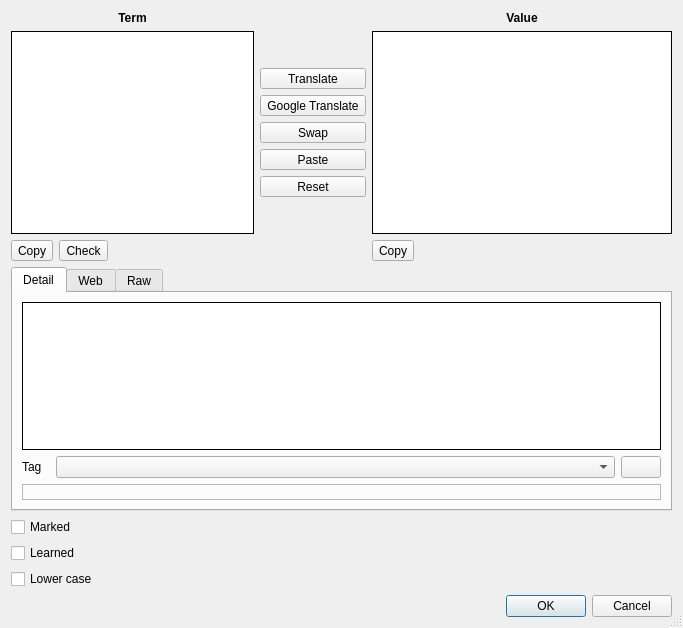
Qt form Projects/iTeacher/Ui/WordEditor.ui (skynowa/iTeacher) before a commit.
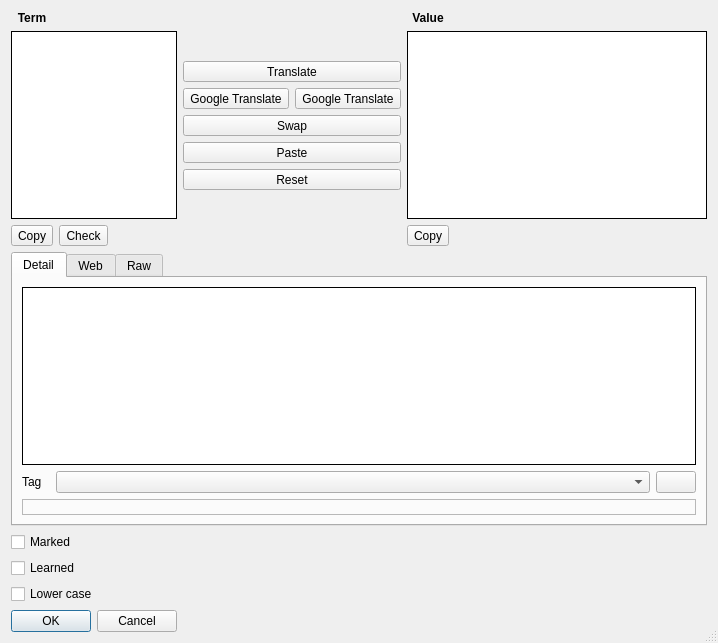
The same form after that commit. Icons and pictures are not drawn.

Commit message: new-translator: WordEditor.ui (+9) [464+/369-] - impl

```diff
--- a/Projects/iTeacher/Ui/WordEditor.ui
+++ b/Projects/iTeacher/Ui/WordEditor.ui
@@ -6,8 +6,8 @@
    <rect>
     <x>0</x>
     <y>0</y>
-    <width>683</width>
-    <height>628</height>
+    <width>689</width>
+    <height>643</height>
    </rect>
   </property>
   <property name="windowIcon">
@@ -17,23 +17,40 @@
   <property name="sizeGripEnabled">
    <bool>true</bool>
   </property>
-  <layout class="QGridLayout" name="gridLayout_3">
-   <item row="5" column="0" colspan="2">
-    <widget class="QDialogButtonBox" name="bbxButtons">
-     <property name="sizePolicy">
-      <sizepolicy hsizetype="Minimum" vsizetype="Fixed">
-       <horstretch>0</horstretch>
-       <verstretch>0</verstretch>
-      </sizepolicy>
-     </property>
-     <property name="standardButtons">
-      <set>QDialogButtonBox::Cancel|QDialogButtonBox::Ok</set>
-     </property>
-    </widget>
-   </item>
-   <item row="0" column="0" colspan="2">
     <layout class="QGridLayout" name="gridLayout">
-     <item row="1" column="2" rowspan="7" colspan="5">
+   <item row="0" column="0">
+    <widget class="QLabel" name="label_2">
+     <property name="font">
+      <font>
+       <weight>75</weight>
+       <bold>true</bold>
+      </font>
+     </property>
+     <property name="text">
+      <string>Term</string>
+     </property>
+     <property name="alignment">
+      <set>Qt::AlignCenter</set>
+     </property>
+    </widget>
+   </item>
+   <item row="0" column="5">
+    <widget class="QLabel" name="label_3">
+     <property name="font">
+      <font>
+       <weight>75</weight>
+       <bold>true</bold>
+      </font>
+     </property>
+     <property name="text">
+      <string>Value</string>
+     </property>
+     <property name="alignment">
+      <set>Qt::AlignCenter</set>
+     </property>
+    </widget>
+   </item>
+   <item row="1" column="0" rowspan="7" colspan="3">
       <widget class="QTextEdit" name="tedtTerm">
        <property name="sizePolicy">
         <sizepolicy hsizetype="Expanding" vsizetype="Expanding">
@@ -55,34 +72,8 @@
        </property>
       </widget>
      </item>
-     <item row="2" column="7">
-      <widget class="QToolButton" name="tbtnTranslate">
-       <property name="sizePolicy">
-        <sizepolicy hsizetype="Expanding" vsizetype="Fixed">
-         <horstretch>0</horstretch>
-         <verstretch>0</verstretch>
-        </sizepolicy>
-       </property>
-       <property name="text">
-        <string>Translate</string>
-       </property>
-      </widget>
-     </item>
-     <item row="8" column="2">
-      <widget class="QToolButton" name="tbtnTermCopy">
-       <property name="sizePolicy">
-        <sizepolicy hsizetype="Minimum" vsizetype="Fixed">
-         <horstretch>0</horstretch>
-         <verstretch>0</verstretch>
-        </sizepolicy>
-       </property>
-       <property name="text">
-        <string>Copy</string>
-       </property>
-      </widget>
-     </item>
-     <item row="7" column="7">
-      <spacer name="verticalSpacer_2">
+   <item row="1" column="4">
+    <spacer name="verticalSpacer_3">
        <property name="orientation">
         <enum>Qt::Vertical</enum>
        </property>
@@ -94,14 +85,7 @@
        </property>
       </spacer>
      </item>
-     <item row="8" column="8">
-      <widget class="QToolButton" name="tbtnValueCopy">
-       <property name="text">
-        <string>Copy</string>
-       </property>
-      </widget>
-     </item>
-     <item row="1" column="8" rowspan="7" colspan="2">
+   <item row="1" column="5" rowspan="7" colspan="2">
       <widget class="QTextEdit" name="tedtValueBrief">
        <property name="sizePolicy">
         <sizepolicy hsizetype="Expanding" vsizetype="Expanding">
@@ -129,8 +113,8 @@
        </property>
       </widget>
      </item>
-     <item row="5" column="7">
-      <widget class="QToolButton" name="tbtnTermPaste">
+   <item row="2" column="3" colspan="2">
+    <widget class="QToolButton" name="tbtnTranslate">
        <property name="sizePolicy">
         <sizepolicy hsizetype="Expanding" vsizetype="Fixed">
          <horstretch>0</horstretch>
@@ -138,50 +122,111 @@
         </sizepolicy>
        </property>
        <property name="text">
-        <string>Paste</string>
+      <string>Translate</string>
        </property>
       </widget>
      </item>
-     <item row="8" column="6">
+   <item row="3" column="3">
+    <widget class="QToolButton" name="tbtnGoogleTranslate">
+     <property name="sizePolicy">
+      <sizepolicy hsizetype="Expanding" vsizetype="Fixed">
+       <horstretch>0</horstretch>
+       <verstretch>0</verstretch>
+      </sizepolicy>
+     </property>
+     <property name="text">
+      <string>Google Translate</string>
+     </property>
+     <property name="icon">
+      <iconset resource="../../../Resources/App.qrc">
+       <normaloff>:/Menu/Menu/GoogleTranslate.png</normaloff>:/Menu/Menu/GoogleTranslate.png</iconset>
+     </property>
+    </widget>
+   </item>
+   <item row="3" column="4">
+    <widget class="QToolButton" name="tbtnDeeplTranslate">
+     <property name="sizePolicy">
+      <sizepolicy hsizetype="Expanding" vsizetype="Fixed">
+       <horstretch>0</horstretch>
+       <verstretch>0</verstretch>
+      </sizepolicy>
+     </property>
+     <property name="text">
+      <string>Google Translate</string>
+     </property>
+     <property name="icon">
+      <iconset resource="../../../Resources/App.qrc">
+       <normaloff>:/Menu/Menu/DeeplTranslate.svg</normaloff>:/Menu/Menu/DeeplTranslate.svg</iconset>
+     </property>
+    </widget>
+   </item>
+   <item row="7" column="4">
+    <spacer name="verticalSpacer_2">
+     <property name="orientation">
+      <enum>Qt::Vertical</enum>
+     </property>
+     <property name="sizeHint" stdset="0">
+      <size>
+       <width>20</width>
+       <height>40</height>
+      </size>
+     </property>
+    </spacer>
+   </item>
+   <item row="8" column="0">
+    <widget class="QToolButton" name="tbtnTermCopy">
+     <property name="sizePolicy">
+      <sizepolicy hsizetype="Minimum" vsizetype="Fixed">
+       <horstretch>0</horstretch>
+       <verstretch>0</verstretch>
+      </sizepolicy>
+     </property>
+     <property name="text">
+      <string>Copy</string>
+     </property>
+    </widget>
+   </item>
+   <item row="8" column="1">
+    <widget class="QToolButton" name="tbtnCheck">
+     <property name="text">
+      <string>Check</string>
+     </property>
+    </widget>
+   </item>
+   <item row="8" column="2">
       <spacer name="horizontalSpacer">
        <property name="orientation">
         <enum>Qt::Horizontal</enum>
        </property>
        <property name="sizeHint" stdset="0">
         <size>
-         <width>40</width>
+       <width>136</width>
          <height>20</height>
         </size>
        </property>
       </spacer>
      </item>
-     <item row="6" column="7">
-      <widget class="QToolButton" name="tbtnReset">
-       <property name="sizePolicy">
-        <sizepolicy hsizetype="Expanding" vsizetype="Fixed">
-         <horstretch>0</horstretch>
-         <verstretch>0</verstretch>
-        </sizepolicy>
-       </property>
+   <item row="8" column="5">
+    <widget class="QToolButton" name="tbtnValueCopy">
        <property name="text">
-        <string>Reset</string>
+      <string>Copy</string>
        </property>
       </widget>
      </item>
-     <item row="4" column="7">
-      <widget class="QToolButton" name="tbtnTermValueSwap">
-       <property name="sizePolicy">
-        <sizepolicy hsizetype="Expanding" vsizetype="Fixed">
-         <horstretch>0</horstretch>
-         <verstretch>0</verstretch>
-        </sizepolicy>
-       </property>
-       <property name="text">
-        <string>Swap</string>
-       </property>
-      </widget>
-     </item>
-     <item row="11" column="2" rowspan="5" colspan="8">
+   <item row="8" column="6">
+    <spacer name="horizontalSpacer_2">
+     <property name="orientation">
+      <enum>Qt::Horizontal</enum>
+     </property>
+     <property name="sizeHint" stdset="0">
+      <size>
+       <width>242</width>
+       <height>20</height>
+      </size>
+     </property>
+    </spacer>
+   </item>
+   <item row="9" column="0" colspan="7">
       <widget class="QTabWidget" name="tabWidget">
        <property name="currentIndex">
         <number>0</number>
@@ -310,107 +355,79 @@
        </widget>
       </widget>
      </item>
-     <item row="0" column="8" colspan="2">
-      <widget class="QLabel" name="label_3">
-       <property name="font">
-        <font>
-         <weight>75</weight>
-         <bold>true</bold>
-        </font>
-       </property>
-       <property name="text">
-        <string>Value</string>
-       </property>
-       <property name="alignment">
-        <set>Qt::AlignCenter</set>
-       </property>
-      </widget>
-     </item>
-     <item row="8" column="3" colspan="2">
-      <widget class="QToolButton" name="tbtnCheck">
-       <property name="text">
-        <string>Check</string>
-       </property>
-      </widget>
-     </item>
-     <item row="0" column="2" colspan="5">
-      <widget class="QLabel" name="label_2">
-       <property name="font">
-        <font>
-         <weight>75</weight>
-         <bold>true</bold>
-        </font>
-       </property>
-       <property name="text">
-        <string>Term</string>
-       </property>
-       <property name="alignment">
-        <set>Qt::AlignCenter</set>
-       </property>
-      </widget>
-     </item>
-     <item row="1" column="7">
-      <spacer name="verticalSpacer_3">
-       <property name="orientation">
-        <enum>Qt::Vertical</enum>
-       </property>
-       <property name="sizeHint" stdset="0">
-        <size>
-         <width>20</width>
-         <height>40</height>
-        </size>
-       </property>
-      </spacer>
-     </item>
-     <item row="8" column="9">
-      <spacer name="horizontalSpacer_2">
-       <property name="orientation">
-        <enum>Qt::Horizontal</enum>
-       </property>
-       <property name="sizeHint" stdset="0">
-        <size>
-         <width>40</width>
-         <height>20</height>
-        </size>
-       </property>
-      </spacer>
-     </item>
-     <item row="3" column="7">
-      <widget class="QToolButton" name="tbtnGoogleTranslate">
-       <property name="sizePolicy">
-        <sizepolicy hsizetype="Expanding" vsizetype="Fixed">
-         <horstretch>0</horstretch>
-         <verstretch>0</verstretch>
-        </sizepolicy>
-       </property>
-       <property name="text">
-        <string>Google Translate</string>
-       </property>
-      </widget>
-     </item>
-    </layout>
-   </item>
-   <item row="1" column="0">
+   <item row="10" column="0" colspan="2">
     <widget class="QCheckBox" name="chkIsMarked">
      <property name="text">
       <string>Marked</string>
      </property>
     </widget>
    </item>
-   <item row="2" column="0">
+   <item row="11" column="0" colspan="2">
     <widget class="QCheckBox" name="chkIsLearned">
      <property name="text">
       <string>Learned</string>
      </property>
     </widget>
    </item>
-   <item row="3" column="0">
+   <item row="12" column="0" colspan="2">
     <widget class="QCheckBox" name="chkLowerCase">
      <property name="text">
       <string>Lower case</string>
      </property>
     </widget>
    </item>
+   <item row="13" column="0" colspan="3">
+    <widget class="QDialogButtonBox" name="bbxButtons">
+     <property name="sizePolicy">
+      <sizepolicy hsizetype="Minimum" vsizetype="Fixed">
+       <horstretch>0</horstretch>
+       <verstretch>0</verstretch>
+      </sizepolicy>
+     </property>
+     <property name="standardButtons">
+      <set>QDialogButtonBox::Cancel|QDialogButtonBox::Ok</set>
+     </property>
+    </widget>
+   </item>
+   <item row="4" column="3" colspan="2">
+    <widget class="QToolButton" name="tbtnTermValueSwap">
+     <property name="sizePolicy">
+      <sizepolicy hsizetype="Expanding" vsizetype="Fixed">
+       <horstretch>0</horstretch>
+       <verstretch>0</verstretch>
+      </sizepolicy>
+     </property>
+     <property name="text">
+      <string>Swap</string>
+     </property>
+    </widget>
+   </item>
+   <item row="5" column="3" colspan="2">
+    <widget class="QToolButton" name="tbtnTermPaste">
+     <property name="sizePolicy">
+      <sizepolicy hsizetype="Expanding" vsizetype="Fixed">
+       <horstretch>0</horstretch>
+       <verstretch>0</verstretch>
+      </sizepolicy>
+     </property>
+     <property name="text">
+      <string>Paste</string>
+     </property>
+    </widget>
+   </item>
+   <item row="6" column="3" colspan="2">
+    <widget class="QToolButton" name="tbtnReset">
+     <property name="sizePolicy">
+      <sizepolicy hsizetype="Expanding" vsizetype="Fixed">
+       <horstretch>0</horstretch>
+       <verstretch>0</verstretch>
+      </sizepolicy>
+     </property>
+     <property name="text">
+      <string>Reset</string>
+     </property>
+    </widget>
+   </item>
   </layout>
  </widget>
  <tabstops>
```
Lines whose indentation alone changed are shown as unchanged. The commit also changes 8 other files.
